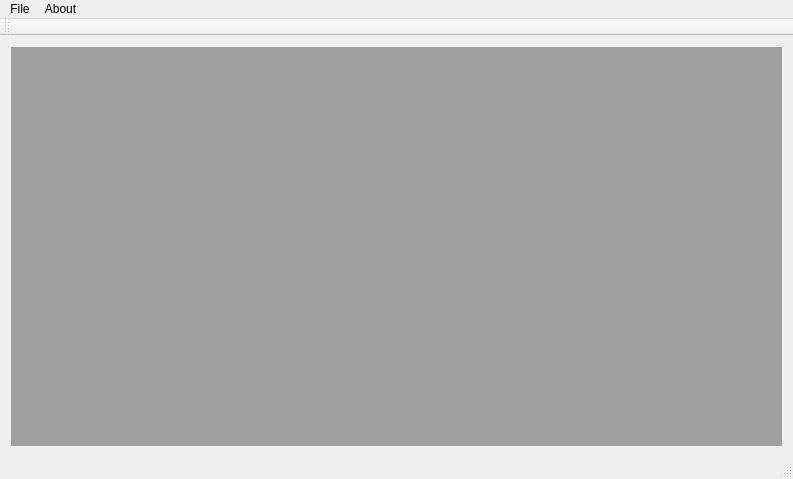
The window that tsm_mw.ui (Pavel-II/tablesmon) describes before a commit, drawn with Qt 5.
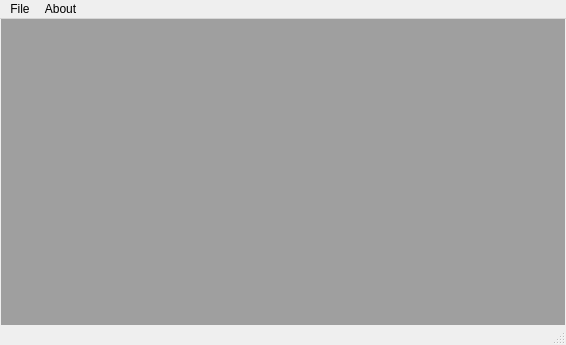
The same window after the commit. Icons and pictures are not drawn.

```diff
--- a/tsm_mw.ui
+++ b/tsm_mw.ui
@@ -6,8 +6,8 @@
    <rect>
     <x>0</x>
     <y>0</y>
-    <width>793</width>
-    <height>479</height>
+    <width>566</width>
+    <height>345</height>
    </rect>
   </property>
   <property name="windowTitle">
@@ -19,6 +19,21 @@
   </property>
   <widget class="QWidget" name="centralWidget">
    <layout class="QHBoxLayout" name="horizontalLayout">
+    <property name="spacing">
+     <number>5</number>
+    </property>
+    <property name="leftMargin">
+     <number>1</number>
+    </property>
+    <property name="topMargin">
+     <number>0</number>
+    </property>
+    <property name="rightMargin">
+     <number>1</number>
+    </property>
+    <property name="bottomMargin">
+     <number>0</number>
+    </property>
     <item>
      <widget class="QMdiArea" name="mdiArea">
       <property name="enabled">
@@ -54,7 +69,7 @@
     <rect>
      <x>0</x>
      <y>0</y>
-     <width>793</width>
+     <width>566</width>
      <height>22</height>
     </rect>
    </property>
@@ -62,6 +77,8 @@
     <property name="title">
      <string>File</string>
     </property>
+    <addaction name="actionConnection"/>
+    <addaction name="separator"/>
     <addaction name="actionNew_ts_mon"/>
     <addaction name="separator"/>
     <addaction name="actionSettings"/>
@@ -77,19 +94,21 @@
    <addaction name="menuFile"/>
    <addaction name="menuAbout"/>
   </widget>
-  <widget class="QToolBar" name="mainToolBar">
-   <attribute name="toolBarArea">
-    <enum>TopToolBarArea</enum>
-   </attribute>
-   <attribute name="toolBarBreak">
-    <bool>false</bool>
-   </attribute>
+  <widget class="QStatusBar" name="statusBar">
+   <property name="sizePolicy">
+    <sizepolicy hsizetype="Preferred" vsizetype="Minimum">
+     <horstretch>0</horstretch>
+     <verstretch>0</verstretch>
+    </sizepolicy>
+   </property>
+   <property name="maximumSize">
+    <size>
+     <width>16777215</width>
+     <height>20</height>
+    </size>
+   </property>
   </widget>
-  <widget class="QStatusBar" name="statusBar"/>
   <action name="actionNew_ts_mon">
-   <property name="checkable">
-    <bool>true</bool>
-   </property>
    <property name="text">
     <string>New ts mon</string>
    </property>
@@ -98,9 +117,6 @@
    </property>
   </action>
   <action name="actionExit">
-   <property name="checkable">
-    <bool>true</bool>
-   </property>
    <property name="text">
     <string>Exit</string>
    </property>
@@ -109,25 +125,16 @@
    </property>
   </action>
   <action name="actionAbout_appication">
-   <property name="checkable">
-    <bool>true</bool>
-   </property>
    <property name="text">
     <string>About appication</string>
    </property>
   </action>
   <action name="actionAbout_QT">
-   <property name="checkable">
-    <bool>true</bool>
-   </property>
    <property name="text">
     <string>About QT</string>
    </property>
   </action>
   <action name="actionSettings">
-   <property name="checkable">
-    <bool>true</bool>
-   </property>
    <property name="text">
     <string>Settings</string>
    </property>
@@ -135,6 +142,14 @@
     <string>Ctrl+S</string>
    </property>
   </action>
+  <action name="actionConnection">
+   <property name="text">
+    <string>Connection</string>
+   </property>
+   <property name="shortcut">
+    <string>Shift+С</string>
+   </property>
+  </action>
  </widget>
  <layoutdefault spacing="6" margin="11"/>
  <resources>
```
